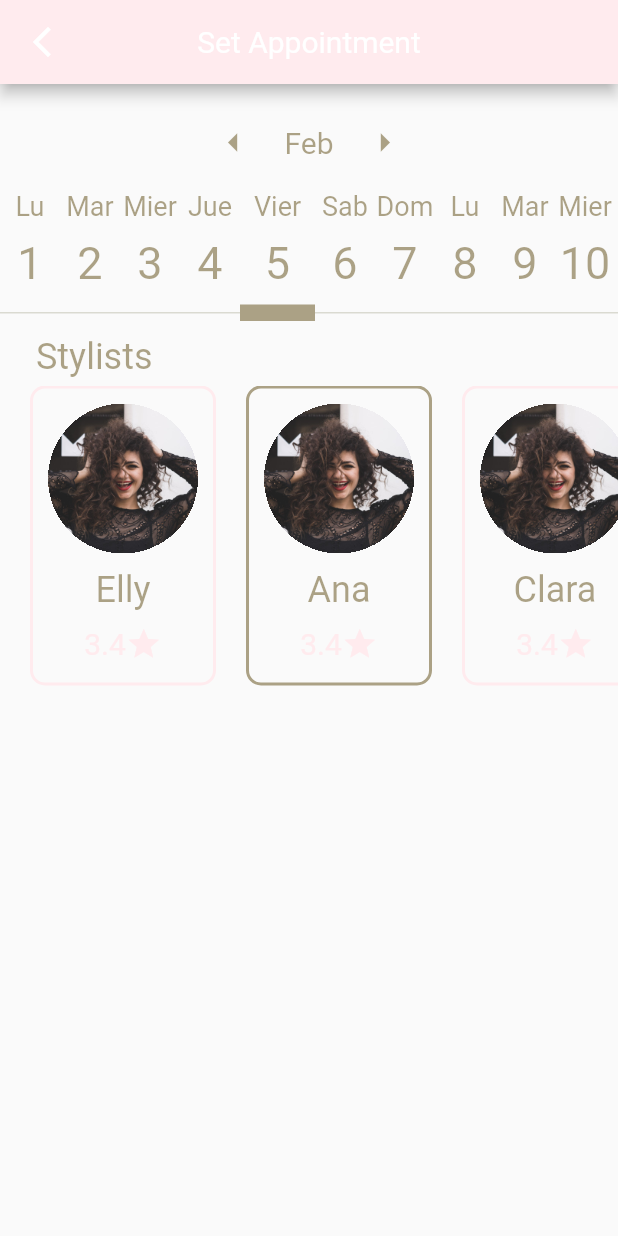
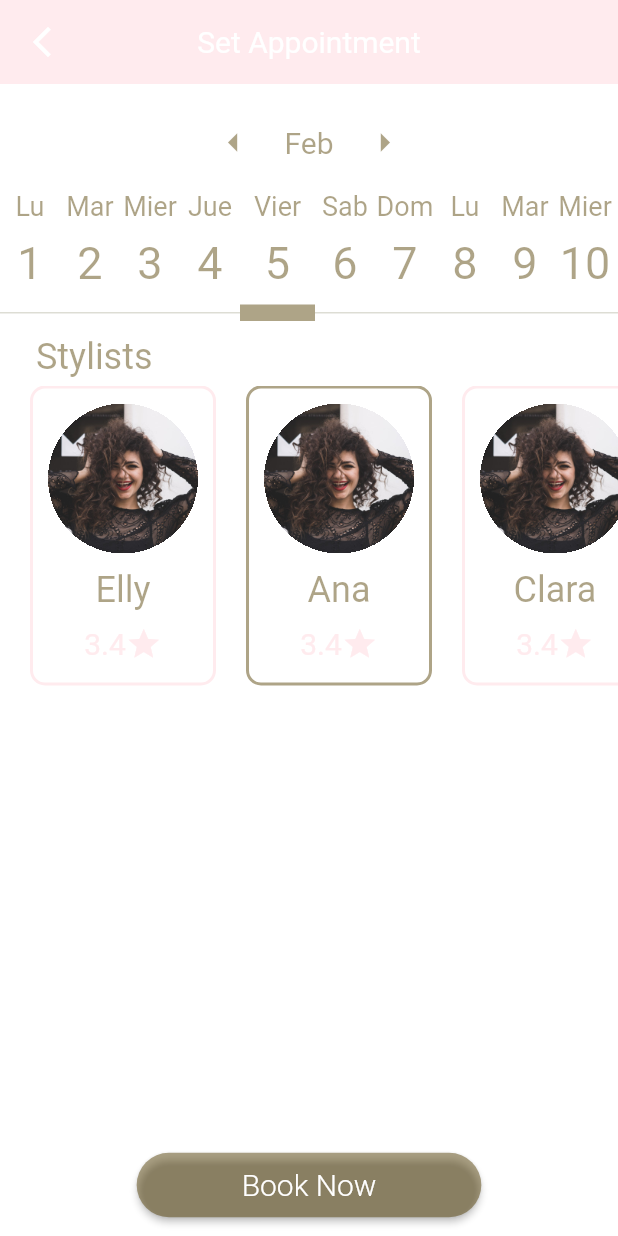
Before and after one commit to DiegoRojasVera/agenda_booking, a Flutter app: the BookingPage screen opened directly with empty values, on a phone screen of 412 x 824 dp. Run offline on Flutter 3.47's test engine with Material 2 defaults, Android fonts, the phone set to English and light mode, and no system bars; our stand-ins replace fluttericon; network calls fail.

Commit message:
agragando boton de confirmacion de citas

```diff
--- a/lib/pages/booking_page.dart
+++ b/lib/pages/booking_page.dart
@@ -11,32 +11,73 @@ class BookingPage extends StatelessWidget {
 
   @override
   Widget build(BuildContext context) {
-    Service service = ModalRoute
-        .of(context)
-        ?.settings
-        .arguments as Service;
+    Service service = ModalRoute.of(context)?.settings.arguments as Service;
     return Scaffold(
+      backgroundColor: Colors.white,
       appBar: AppBar(
+        elevation: 0.0,
         backgroundColor: Utils.primaryColor,
-        title: Text('Set Appointment'),
+        title: const Text('Set Appointment'),
         centerTitle: true,
         leading: IconButton(
           onPressed: () => Navigator.pop(context),
-          icon: Icon(Icons.arrow_back_ios_new_outlined),
+          icon: const Icon(Icons.arrow_back_ios_new_outlined),
         ),
       ),
       body: Column(
         crossAxisAlignment: CrossAxisAlignment.stretch,
         children: [
+          Expanded(child: _BookingMainContent()),
+          _BookingActionButton(
+              onPressed:(){})
+        ],
+      ),
+    );
+  }
+}
+
+class _BookingActionButton extends StatelessWidget {
+  const _BookingActionButton({
+    Key? key, required this.onPressed,
+  }) : super(key: key);
+
+  final Function()? onPressed;
+
+  @override
+  Widget build(BuildContext context) {
+    // Boton del socalo
+    return Container(
+      padding: EdgeInsets.all(10),
+      //  height: 80, // socalo de abajo fijo
+      child: Center(
+        child: ElevatedButton(
+          onPressed: onPressed,
+          style: ElevatedButton.styleFrom(
+              padding: EdgeInsets.symmetric(vertical: 10, horizontal: 70),
+              primary: Utils.sencondaryColor,
+              shape: StadiumBorder()),
+          child: Text(
+              'Book Now',
+
+              style: TextStyle(fontSize: 20.0, fontWeight: FontWeight.w300)),
+        ),
+      ),
+    );
+  }
+}
+
+class _BookingMainContent extends StatelessWidget {
+  const _BookingMainContent({Key? key}) : super(key: key);
+
+  @override
+  Widget build(BuildContext context) {
+    return ListView(
+      children: [
         const Calendar(),
         const SizedBox(height: 5),
         Padding(
           padding: const EdgeInsets.symmetric(horizontal: 24.0),
-            child:
-            Text('Stylists', style: Theme
-                .of(context)
-                .textTheme
-                .headline5),
+          child: Text('Stylists', style: Theme.of(context).textTheme.headline5),
         ),
         const SizedBox(height: 5),
         Container(
@@ -49,8 +90,7 @@ class BookingPage extends StatelessWidget {
                 return Row(
                   children: [
                     SizedBox(width: 20),
-                      StylistCard(
-                          stylist: _stylist[index], isSelected: false),
+                    StylistCard(stylist: _stylist[index], isSelected: false),
                   ],
                 );
               }
@@ -78,7 +118,6 @@ class BookingPage extends StatelessWidget {
           ),
         ),
       ],
-      ),
     );
   }
 }
@@ -113,7 +152,7 @@ class StylistCard extends StatelessWidget {
       decoration: BoxDecoration(
         borderRadius: BorderRadius.all(Radius.circular(10)),
         border: Border.all(
-            color: isSelected ? Utils.sencondaryColor: Utils.primaryColor!,
+            color: isSelected ? Utils.sencondaryColor : Utils.primaryColor!,
             width: 2),
       ),
       child: Column(
@@ -132,10 +171,7 @@ class StylistCard extends StatelessWidget {
           ),
           Text(
             stylist.name,
-            style: Theme
-                .of(context)
-                .textTheme
-                .headline5,
+            style: Theme.of(context).textTheme.headline5,
           ),
           const SizedBox(
             height: 10,
@@ -144,8 +180,7 @@ class StylistCard extends StatelessWidget {
             children: [
               Text(
                 "${stylist.score}",
-                style: Theme
-                    .of(context)
+                style: Theme.of(context)
                     .textTheme
                     .headline6
                     ?.copyWith(color: Utils.primaryColor),
```
Lines whose indentation alone changed are shown as unchanged.
